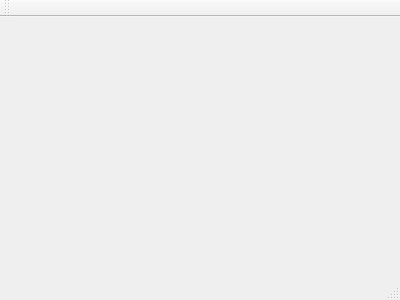
This is chatmainwindow.ui in still/ChatPrj as Qt 5 draws it before an edit. The edited form follows.
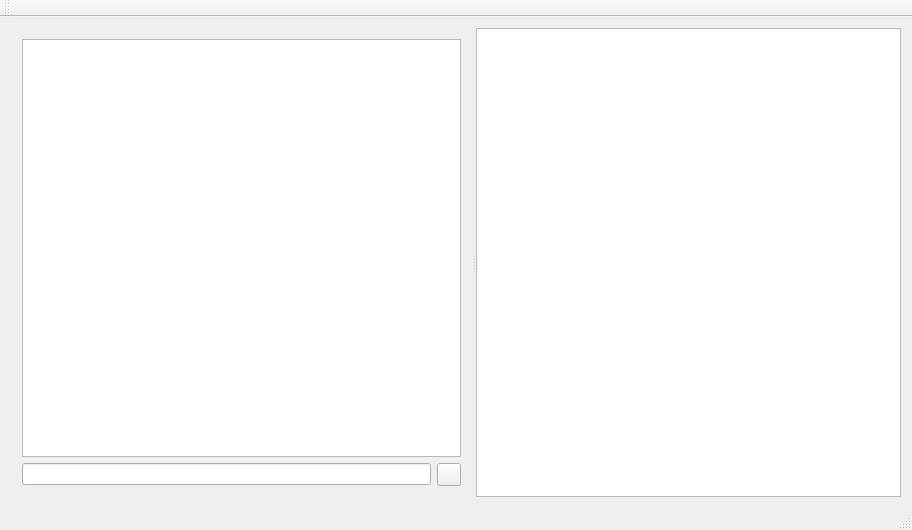
This is the edited form. Icons and pictures are not drawn.

Commit message: Интерфейс главного окна

```diff
--- a/chatmainwindow.ui
+++ b/chatmainwindow.ui
@@ -1,24 +1,77 @@
 <ui version="4.0">
  <class>ChatMainWindow</class>
- <widget class="QMainWindow" name="ChatMainWindow" >
-  <property name="geometry" >
+ <widget class="QMainWindow" name="ChatMainWindow">
+  <property name="geometry">
    <rect>
     <x>0</x>
     <y>0</y>
-    <width>400</width>
-    <height>300</height>
+    <width>912</width>
+    <height>530</height>
    </rect>
   </property>
   <property name="windowTitle" >
    <string>ChatMainWindow</string>
   </property>
-  <widget class="QMenuBar" name="menuBar" />
-  <widget class="QToolBar" name="mainToolBar" />
-  <widget class="QWidget" name="centralWidget" />
-  <widget class="QStatusBar" name="statusBar" />
+  <widget class="QWidget" name="centralWidget">
+   <layout class="QVBoxLayout" name="verticalLayout_2">
+    <item>
+     <widget class="QSplitter" name="splitter">
+      <property name="orientation">
+       <enum>Qt::Horizontal</enum>
+      </property>
+      <widget class="QWidget" name="">
+       <layout class="QVBoxLayout" name="verticalLayout">
+        <item>
+         <widget class="QListView" name="messageListView"/>
+        </item>
+        <item>
+         <layout class="QHBoxLayout" name="horizontalLayout">
+          <item>
+           <widget class="QLineEdit" name="messageEdit"/>
+          </item>
+          <item>
+           <widget class="QToolButton" name="messageButton">
+            <property name="text">
+             <string/>
+            </property>
+            <property name="icon">
+             <iconset resource="res.qrc">
+              <normaloff>:/send</normaloff>:/send</iconset>
+            </property>
+           </widget>
+          </item>
+         </layout>
+        </item>
+       </layout>
+      </widget>
+      <widget class="QListWidget" name="peerList"/>
+     </widget>
+    </item>
+   </layout>
+  </widget>
+  <widget class="QMenuBar" name="menuBar">
+   <property name="geometry">
+    <rect>
+     <x>0</x>
+     <y>0</y>
+     <width>912</width>
+     <height>25</height>
+    </rect>
+   </property>
+  </widget>
+  <widget class="QToolBar" name="mainToolBar">
+   <attribute name="toolBarArea">
+    <enum>TopToolBarArea</enum>
+   </attribute>
+   <attribute name="toolBarBreak">
+    <bool>false</bool>
+   </attribute>
+  </widget>
+  <widget class="QStatusBar" name="statusBar"/>
  </widget>
- <layoutDefault spacing="6" margin="11" />
- <pixmapfunction></pixmapfunction>
- <resources/>
+ <layoutdefault spacing="6" margin="11"/>
+ <resources>
+  <include location="res.qrc"/>
+ </resources>
  <connections/>
 </ui>
```
Left out of the diff: 3 changed lines with no effect on the pictures. The commit also changes 7 other files.
